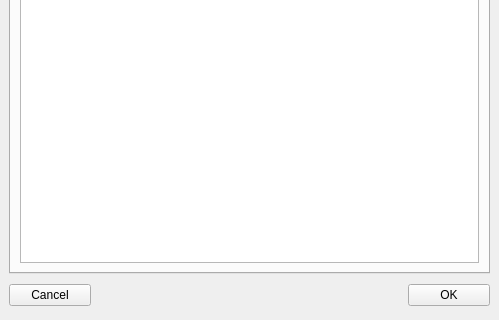
Above: ui/NewX509.ui from chris2511/xca before the change; both pictures show x 0 to 499 and y 193 to 513 of the 499 by 513 pixel window. Below: the same form after it.
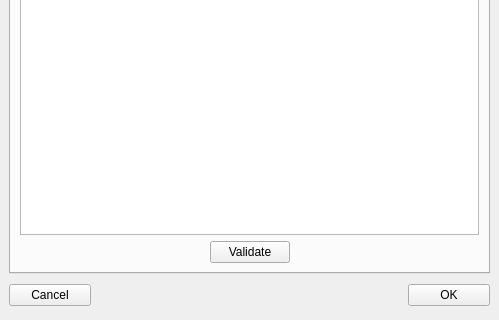
That is the form after the change. Custom widgets are drawn as their Qt base class.

Commit message: add validation button to see all extensions before creating the cert.

The edit to the form file:
```diff
--- a/ui/NewX509.ui
+++ b/ui/NewX509.ui
@@ -1748,10 +1748,47 @@
       <attribute name="title" >
        <string>Advanced</string>
       </attribute>
-      <layout class="QHBoxLayout" >
+      <layout class="QVBoxLayout" >
        <item>
         <widget class="QTextEdit" name="nconf_data" />
        </item>
+       <item>
+        <layout class="QHBoxLayout" >
+         <item>
+          <spacer>
+           <property name="orientation" >
+            <enum>Qt::Horizontal</enum>
+           </property>
+           <property name="sizeHint" >
+            <size>
+             <width>40</width>
+             <height>20</height>
+            </size>
+           </property>
+          </spacer>
+         </item>
+         <item>
+          <widget class="QPushButton" name="adv_validate" >
+           <property name="text" >
+            <string>Validate</string>
+           </property>
+          </widget>
+         </item>
+         <item>
+          <spacer>
+           <property name="orientation" >
+            <enum>Qt::Horizontal</enum>
+           </property>
+           <property name="sizeHint" >
+            <size>
+             <width>40</width>
+             <height>20</height>
+            </size>
+           </property>
+          </spacer>
+         </item>
+        </layout>
+       </item>
       </layout>
      </widget>
     </widget>
```
The commit also changes 10 other files.
